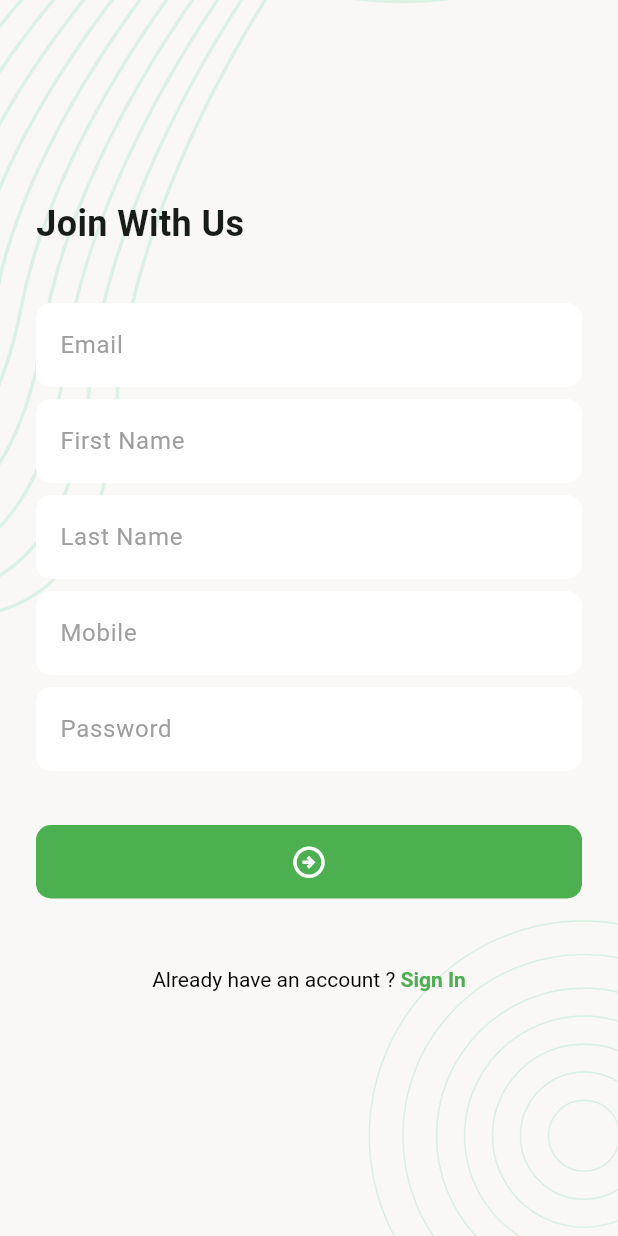
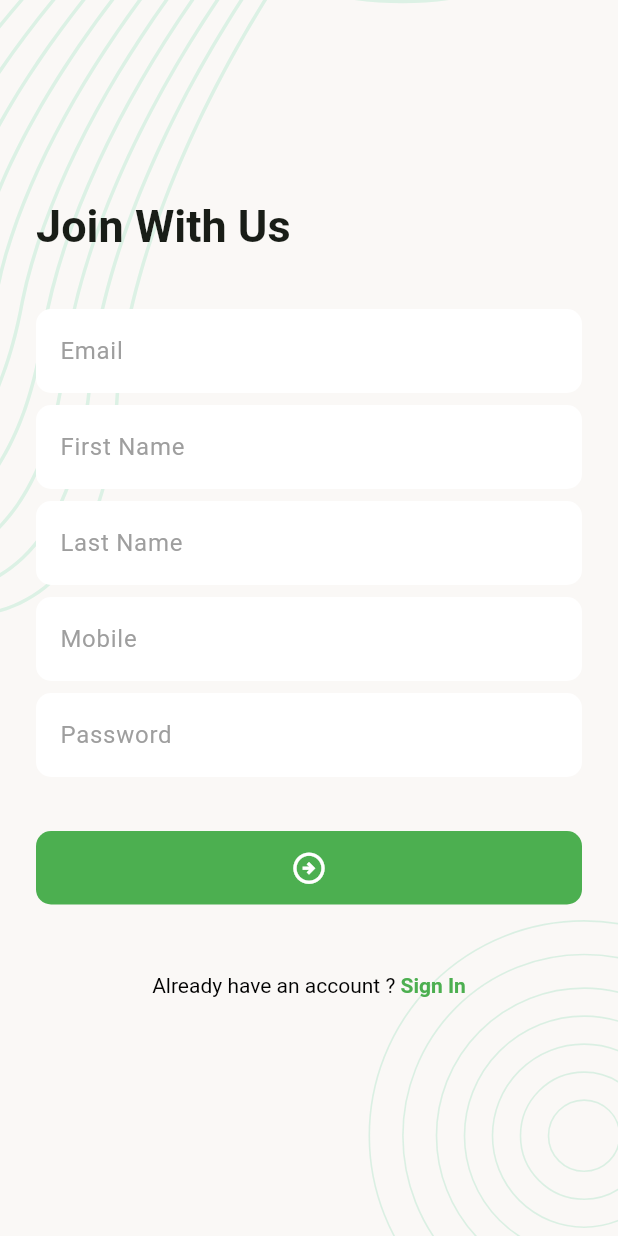
Before and after one commit to Fahim-Mahtab/flutter_task_manager, a Flutter app: the SignUpScreen screen opened by its route, on a phone screen of 412 x 824 dp. Run offline on Flutter 3.47's test engine with Material 3 defaults, Android fonts, the phone set to English and light mode, and no system bars; our stand-ins replace flutter_svg.

```diff
--- a/lib/ui/screens/sign_up_screen.dart
+++ b/lib/ui/screens/sign_up_screen.dart
@@ -5,6 +5,7 @@ import 'package:task_manager_app/ui/widgets/custom_text_field.dart';
 
 class SignUpScreen extends StatefulWidget {
   const SignUpScreen({super.key});
+  static const String routeName = "/sign_up";
 
   @override
   State<SignUpScreen> createState() => _SignUpScreenState();
@@ -24,7 +25,7 @@ class _SignUpScreenState extends State<SignUpScreen> {
               SizedBox(height: 100),
               Text(
                 "Join With Us",
-                style: TextStyle(fontWeight: FontWeight.w600, fontSize: 24),
+                style: Theme.of(context).textTheme.titleLarge,
               ),
               SizedBox(height: 20),
               CustomTextField(hintText: "Email"),
--- a/lib/ui/screens/splash_screen.dart
+++ b/lib/ui/screens/splash_screen.dart
@@ -1,9 +1,11 @@
 import 'package:flutter/material.dart';
 import "package:flutter_svg/flutter_svg.dart";
+import 'package:task_manager_app/ui/screens/sign_in_screen.dart';
 import 'package:task_manager_app/ui/utils/assets_path.dart';
 import 'package:task_manager_app/ui/widgets/background_screen.dart';
 class SplashScreen extends StatefulWidget {
   const SplashScreen({super.key});
+
   @override
   State<SplashScreen> createState() => _SplashScreenState();
 }
@@ -21,7 +23,7 @@ class _SplashScreenState extends State<SplashScreen> {
     if (!mounted) return;
     Navigator.pushReplacementNamed(
       context,
-      "/sign-in"
+      SignInScreen.routeName,
     );
   }
 
```
Also changed, not shown: lib/app.dart (+8 -2 lines), lib/ui/screens/sign_in_screen.dart (+5 -2 lines).
